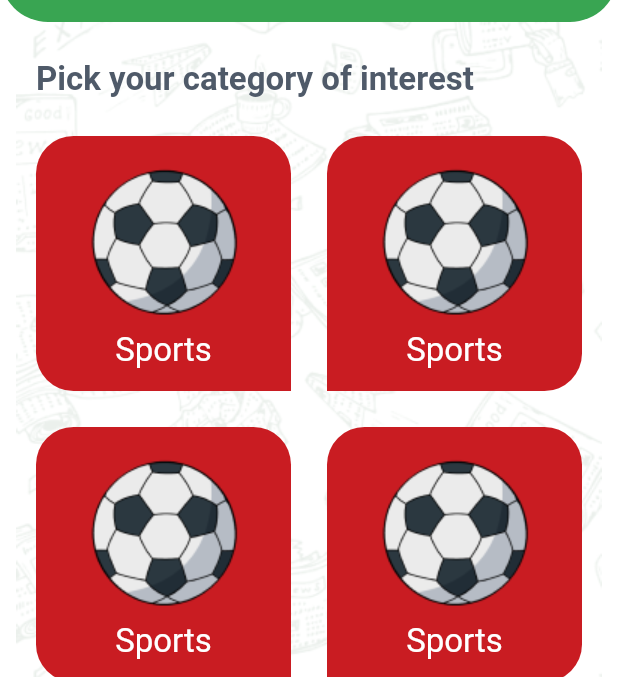
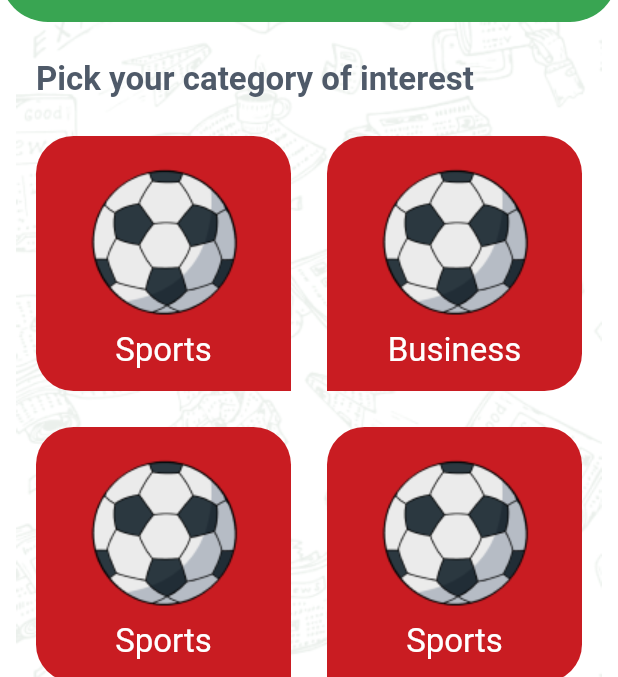
Before and after one commit to omar-route-c12/news, a Flutter app: the screen it shows after launch, on a phone screen of 412 x 824 dp, the part 62-739 px from its top. Run offline on Flutter 3.47's test engine with Material 3 defaults, Android fonts, the phone set to English and light mode, and no system bars; our stand-ins replace cached_network_image, timeago.

Commit message:
Integrate with APIs

```diff
--- /dev/null
+++ b/lib/api/api_constants.dart
@@ -0,0 +1,6 @@
+class APIConstants {
+  static const String baseURL = 'newsapi.org';
+  static const String sourcesEndpoint = '/v2/top-headlines/sources';
+  static const String newsEndpoint = '/v2/top-headlines';
+  static const String apiKey = 'd5e9bde5d9bb4e3392afe4d1449a8be6';
+}
--- a/lib/categories/categories_grid.dart
+++ b/lib/categories/categories_grid.dart
@@ -13,15 +13,44 @@ class CategoriesGrid extends StatelessWidget {
 
   @override
   Widget build(BuildContext context) {
-    List<CategoryModel> categories = List.generate(
-      6,
-      (index) => CategoryModel(
-        id: '$index',
+    List<CategoryModel> categories = [
+      CategoryModel(
+        id: 'sports',
         name: 'Sports',
         imageName: 'sports',
         color: AppTheme.red,
       ),
-    );
+      CategoryModel(
+        id: 'business',
+        name: 'Business',
+        imageName: 'sports',
+        color: AppTheme.red,
+      ),
+      CategoryModel(
+        id: 'sports',
+        name: 'Sports',
+        imageName: 'sports',
+        color: AppTheme.red,
+      ),
+      CategoryModel(
+        id: 'sports',
+        name: 'Sports',
+        imageName: 'sports',
+        color: AppTheme.red,
+      ),
+      CategoryModel(
+        id: 'sports',
+        name: 'Sports',
+        imageName: 'sports',
+        color: AppTheme.red,
+      ),
+      CategoryModel(
+        id: 'sports',
+        name: 'Sports',
+        imageName: 'sports',
+        color: AppTheme.red,
+      ),
+    ];
 
     return Padding(
       padding: const EdgeInsets.symmetric(horizontal: 24),
--- a/lib/main.dart
+++ b/lib/main.dart
@@ -11,11 +11,6 @@ class NewsApp extends StatelessWidget {
 
   @override
   Widget build(BuildContext context) {
-    final p1 = Person('ali');
-    final p2 = p1;
-    p1.name = 'ahmed';
-    print(p2.name);
-
     return MaterialApp(
       debugShowCheckedModeBanner: false,
       routes: {
@@ -27,9 +22,3 @@ class NewsApp extends StatelessWidget {
     );
   }
 }
-
-class Person {
-  String name;
-
-  Person(this.name);
-}
--- /dev/null
+++ b/lib/models/news_response/news.dart
@@ -0,0 +1,38 @@
+import 'source.dart';
+
+class News {
+  final Source? source;
+  final dynamic author;
+  final String? title;
+  final String? description;
+  final String? url;
+  final String? urlToImage;
+  final DateTime? publishedAt;
+  final String? content;
+
+  const News({
+    this.source,
+    this.author,
+    this.title,
+    this.description,
+    this.url,
+    this.urlToImage,
+    this.publishedAt,
+    this.content,
+  });
+
+  factory News.fromJson(Map<String, dynamic> json) => News(
+        source: json['source'] == null
+            ? null
+            : Source.fromJson(json['source'] as Map<String, dynamic>),
+        author: json['author'] as dynamic,
+        title: json['title'] as String?,
+        description: json['description'] as String?,
+        url: json['url'] as String?,
+        urlToImage: json['urlToImage'] as String?,
+        publishedAt: json['publishedAt'] == null
+            ? null
+            : DateTime.parse(json['publishedAt'] as String),
+        content: json['content'] as String?,
+      );
+}
--- /dev/null
+++ b/lib/models/news_response/source.dart
@@ -0,0 +1,11 @@
+class Source {
+  final String? id;
+  final String? name;
+
+  const Source({this.id, this.name});
+
+  factory Source.fromJson(Map<String, dynamic> json) => Source(
+        id: json['id'] as String?,
+        name: json['name'] as String?,
+      );
+}
--- a/lib/models/source.dart
+++ /dev/null
@@ -1,6 +0,0 @@
-class Source {
-  final String id;
-  final String name;
-
-  const Source({required this.id, required this.name});
-}
--- /dev/null
+++ b/lib/models/sources_response/source.dart
@@ -0,0 +1,29 @@
+class Source {
+  final String? id;
+  final String? name;
+  final String? description;
+  final String? url;
+  final String? category;
+  final String? language;
+  final String? country;
+
+  const Source({
+    this.id,
+    this.name,
+    this.description,
+    this.url,
+    this.category,
+    this.language,
+    this.country,
+  });
+
+  factory Source.fromJson(Map<String, dynamic> json) => Source(
+        id: json['id'] as String?,
+        name: json['name'] as String?,
+        description: json['description'] as String?,
+        url: json['url'] as String?,
+        category: json['category'] as String?,
+        language: json['language'] as String?,
+        country: json['country'] as String?,
+      );
+}
--- a/pubspec.yaml
+++ b/pubspec.yaml
@@ -32,6 +32,7 @@ dependencies:
     sdk: flutter
   timeago: ^3.7.0
   cached_network_image: ^3.4.1
+  http: ^1.2.2
 
 
   # The following adds the Cupertino Icons font to your application.
```
Also changed, not shown: lib/api/api_service.dart (added, +36 -0 lines), lib/categories/category_details.dart (+17 -16 lines), lib/models/news_response/news_response.dart (added, +17 -0 lines), lib/models/sources_response/sources_response.dart (added, +17 -0 lines), lib/news/news_item.dart (+11 -6 lines), lib/news/news_list.dart (+24 -4 lines), lib/tabs/sources_tabs.dart (+4 -4 lines), lib/widgets/error_indicator.dart (added, +12 -0 lines), pubspec.lock.
